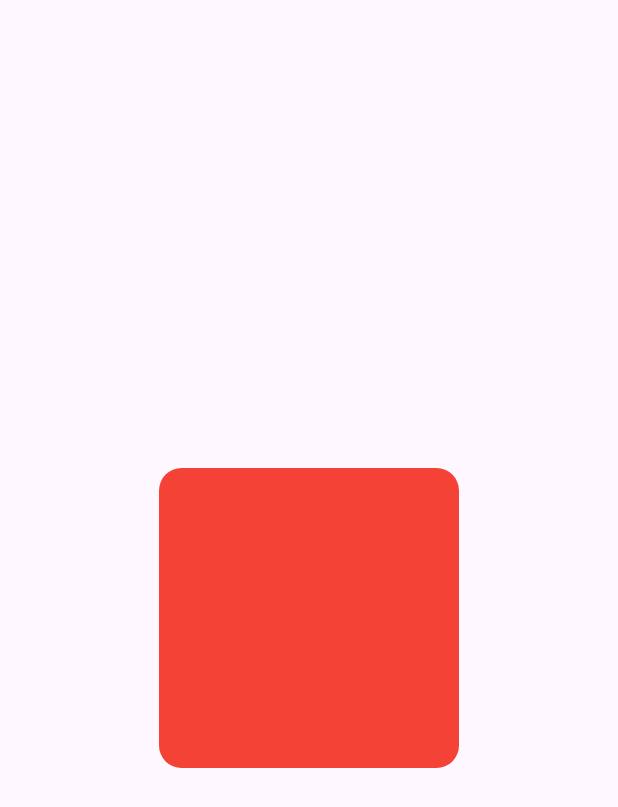
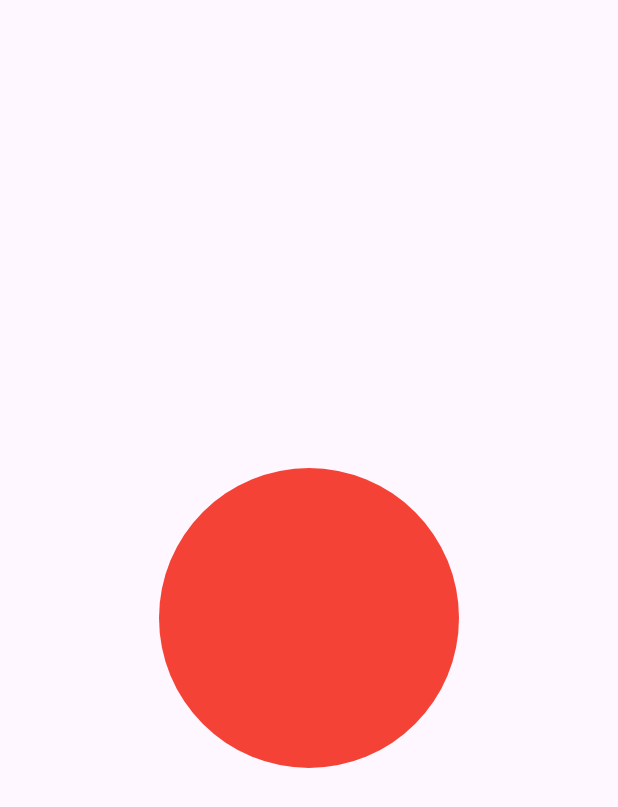
Before and after one commit to Brayan-chan/flutter_projects, a Flutter app: the screen it shows after launch, on a phone screen of 412 x 824 dp. Shown: the top 807 px of the screen. Run offline on Flutter 3.47's test engine with Material 3 defaults, Android fonts, the phone set to English and light mode, and no system bars.

Commit message:
Convertir el contenedor a un circulo

```diff
--- a/container/lib/pages/ContainerOne.dart
+++ b/container/lib/pages/ContainerOne.dart
@@ -20,10 +20,13 @@ class ContainerOne extends StatelessWidget {
 
           //Agregar la decoracion al contenedor
           decoration: BoxDecoration(
-            borderRadius: BorderRadius.circular(15),
+            //borderRadius: BorderRadius.circular(15),
 
             //Color del contenedor
             color: Colors.red,
+
+            //Convertir el contenedor a un circulo
+            shape: BoxShape.circle,
           ),
         ),
       ),
```
